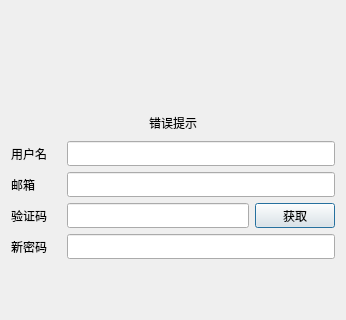
Above: multichat/resetdialog.ui from Luasdog/MultiChat before the change; both pictures show x 0 to 346 and y 0 to 320 of the 346 by 500 pixel window. Below: the same form after it.
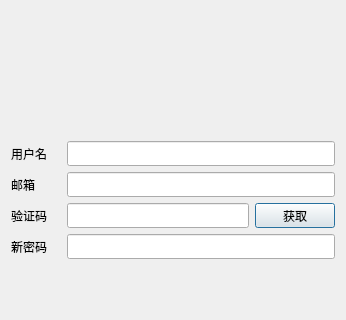
That is the form after the change.

Diff of the .ui file:
```diff
--- a/multichat/resetdialog.ui
+++ b/multichat/resetdialog.ui
@@ -58,7 +58,7 @@
           </size>
          </property>
          <property name="text">
-          <string>错误提示</string>
+          <string/>
          </property>
          <property name="alignment">
           <set>Qt::AlignCenter</set>
```
